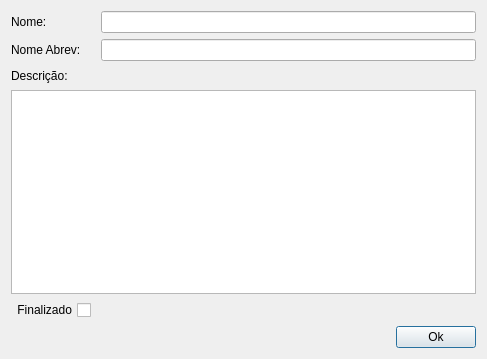
Qt form uis/addProjectForm.ui (dsgoficial/SAP_Gerente) before a commit.
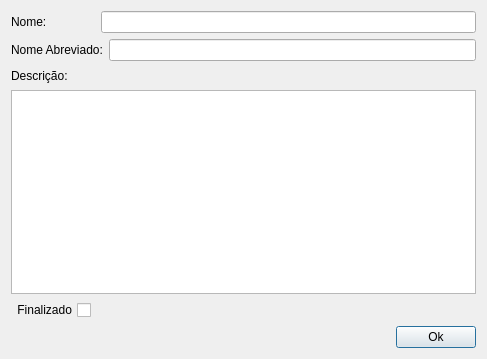
The same form after that commit.

Diff of the .ui file:
```diff
--- a/uis/addProjectForm.ui
+++ b/uis/addProjectForm.ui
@@ -64,12 +64,12 @@
        </property>
        <property name="maximumSize">
         <size>
-         <width>84</width>
+         <width>150</width>
          <height>16777215</height>
         </size>
        </property>
        <property name="text">
-        <string>Nome Abrev:</string>
+        <string>Nome Abreviado:</string>
        </property>
       </widget>
      </item>
```
Left out of the diff: 2 changed lines with no effect on the pictures.
